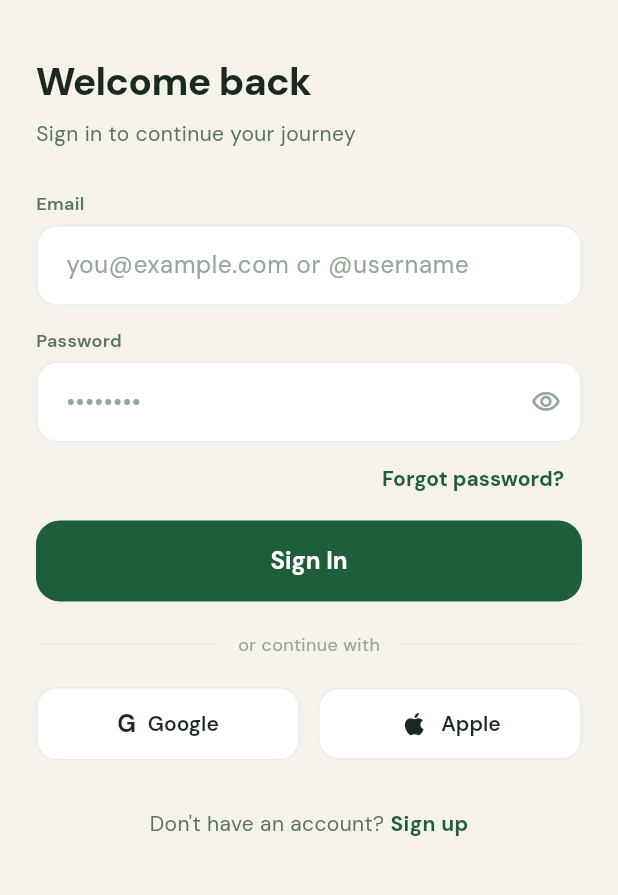
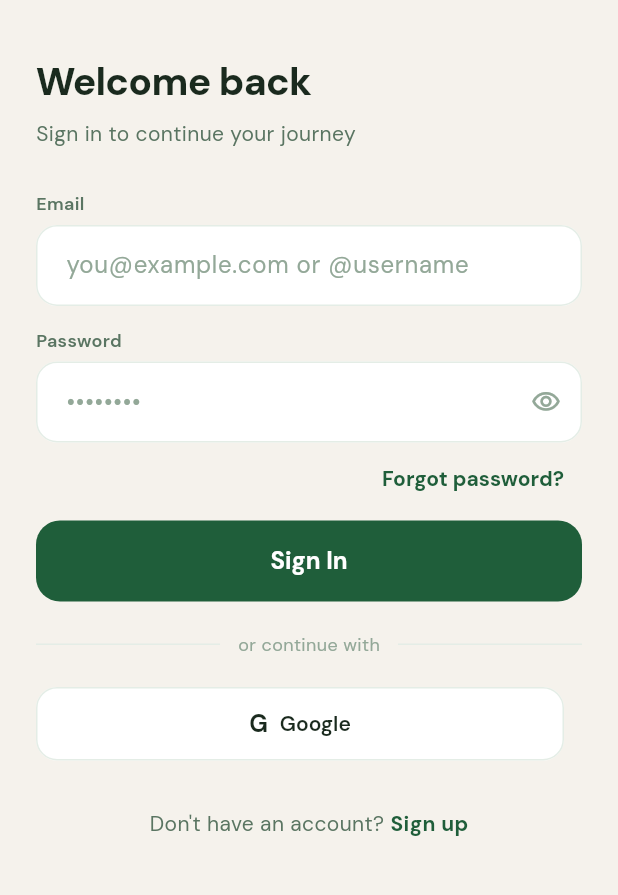
Before and after one commit to IsmailKARROUD/ntripi, a Flutter app: the screen it shows after launch, on a phone screen of 412 x 824 dp, the part 126-1021 px from its top. Run offline on Flutter 3.47's test engine with Material 3 defaults, Android fonts, the phone set to English and light mode, and no system bars; our stand-ins replace dio, flutter_map, flutter_riverpod, flutter_secure_storage, go_router, google_fonts and 2 more; missing offline and left inert: dart:html.

Commit message:
feat: show Sign in with Apple on macOS and iOS web browsers
Apple Sign In was only shown on native iOS (Platform.isIOS), which
always returns false on web builds regardless of the user's device.

Introduce a conditional-import utility (apple_platform.dart) that
uses Platform.isIOS/isMacOS on native and inspects navigator.userAgent
on web. The Apple button now appears for users on iPhone, iPad, and
Mac — both in the native app and in any browser.

```diff
--- /dev/null
+++ b/social_flutter/lib/core/utils/apple_platform.dart
@@ -0,0 +1,2 @@
+export 'apple_platform_stub.dart'
+    if (dart.library.html) 'apple_platform_web.dart';
--- /dev/null
+++ b/social_flutter/lib/core/utils/apple_platform_stub.dart
@@ -0,0 +1,3 @@
+import 'dart:io';
+
+bool isApplePlatform() => Platform.isIOS || Platform.isMacOS;
--- a/social_flutter/lib/features/auth/presentation/login_screen.dart
+++ b/social_flutter/lib/features/auth/presentation/login_screen.dart
@@ -1,4 +1,5 @@
 import 'package:dio/dio.dart';
+import 'package:social_flutter/core/utils/apple_platform.dart';
 import 'package:flutter/material.dart';
 import 'package:flutter_riverpod/flutter_riverpod.dart';
 import 'package:go_router/go_router.dart';
@@ -172,10 +173,10 @@ class _LoginScreenState extends ConsumerState<LoginScreen> {
                 // Social placeholder buttons
                 Row(
                   children: [
-                    Expanded(
+                    const Expanded(
                       child: _SocialButton(
                         label: 'Google',
-                        icon: const Text(
+                        icon: Text(
                           'G',
                           style: TextStyle(
                             fontSize: 16,
@@ -186,12 +187,12 @@ class _LoginScreenState extends ConsumerState<LoginScreen> {
                       ),
                     ),
                     const SizedBox(width: 12),
-                    Expanded(
+                   isApplePlatform() ? const Expanded(
                       child: _SocialButton(
                         label: 'Apple',
-                        icon: const Icon(Icons.apple, size: 20, color: kBark),
+                        icon: Icon(Icons.apple, size: 20, color: kBark),
                       ),
-                    ),
+                    ) : const SizedBox.shrink(),
                   ],
                 ),
                 const SizedBox(height: 32),
```
Also changed, not shown: social_flutter/lib/core/utils/apple_platform_web.dart (added, +10 -0 lines).
